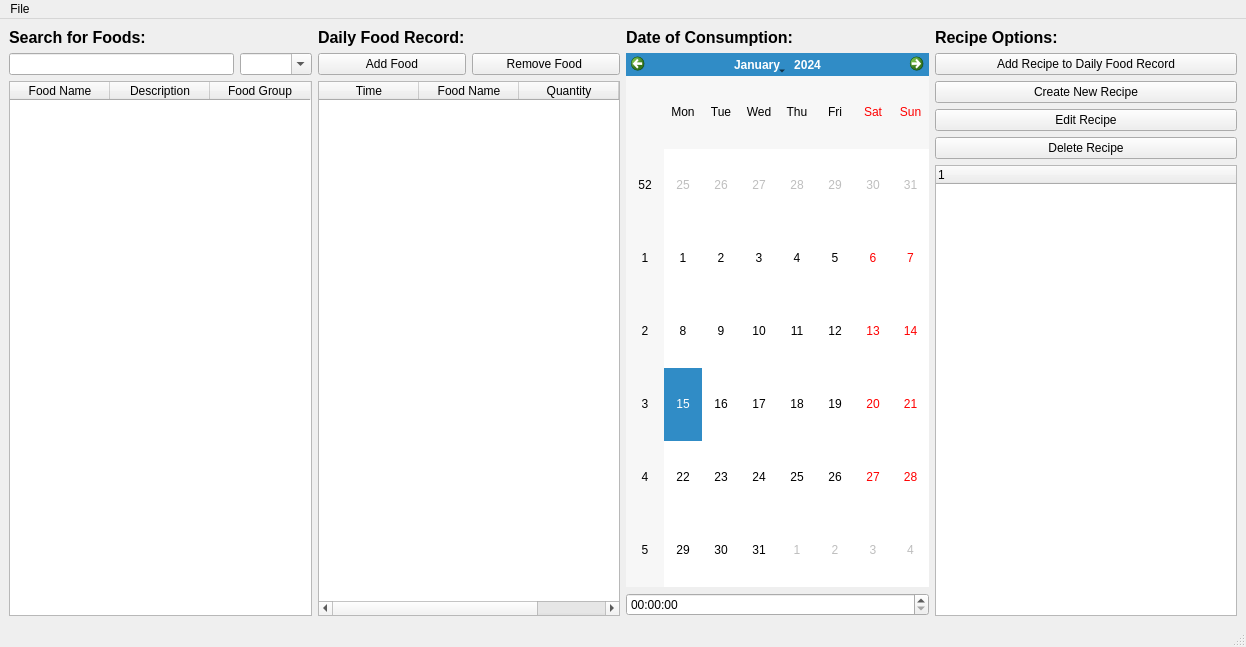
casey-martin/EatersDigest, file qt_des/mainwindow.ui: the form before one commit.
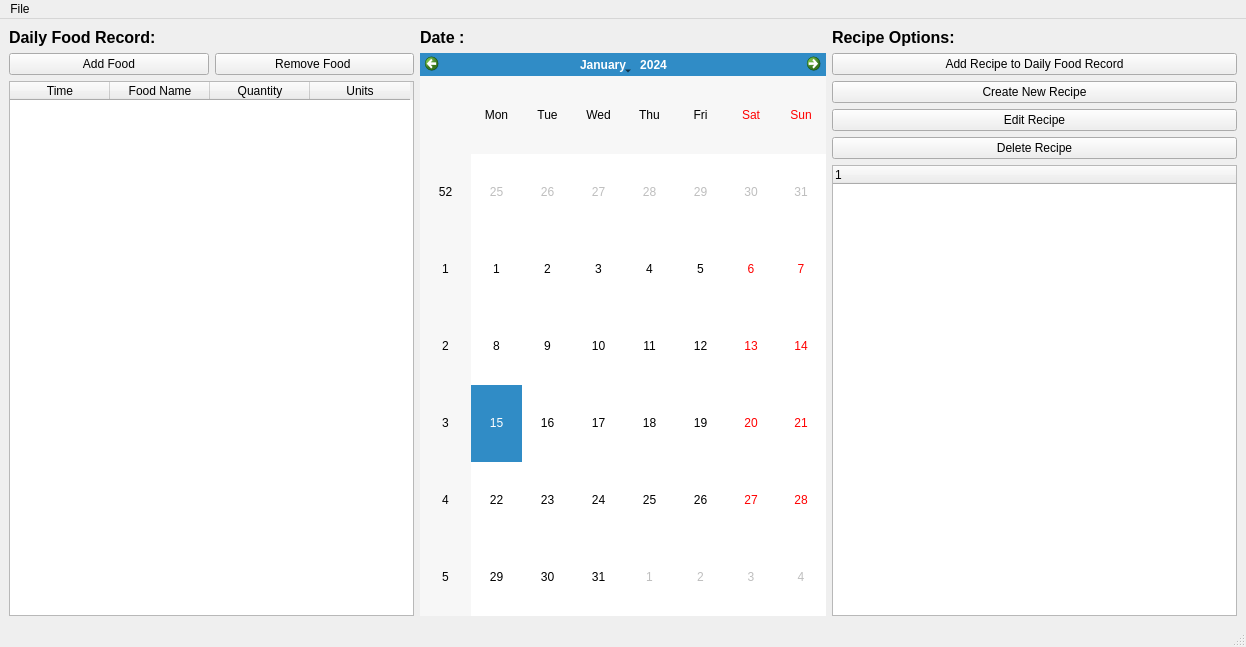
The form after the commit.

Patch:
```diff
--- a/qt_des/mainwindow.ui
+++ b/qt_des/mainwindow.ui
@@ -15,78 +15,6 @@
   </property>
   <widget class="QWidget" name="centralwidget">
    <layout class="QHBoxLayout" name="horizontalLayout">
-    <item>
-     <layout class="QVBoxLayout" name="queryLayout">
-      <item>
-       <widget class="QLabel" name="foodQuerylabel">
-        <property name="font">
-         <font>
-          <pointsize>12</pointsize>
-          <weight>75</weight>
-          <bold>true</bold>
-         </font>
-        </property>
-        <property name="text">
-         <string>Search for Foods:</string>
-        </property>
-       </widget>
-      </item>
-      <item>
-       <layout class="QHBoxLayout" name="queryInputLayout">
-        <item>
-         <widget class="QLineEdit" name="queryLineEdit"/>
-        </item>
-        <item>
-         <widget class="QComboBox" name="foodGroupComboBox">
-          <property name="enabled">
-           <bool>true</bool>
-          </property>
-          <property name="minimumSize">
-           <size>
-            <width>50</width>
-            <height>0</height>
-           </size>
-          </property>
-          <property name="editable">
-           <bool>true</bool>
-          </property>
-         </widget>
-        </item>
-       </layout>
-      </item>
-      <item>
-       <widget class="QTableWidget" name="resultTableWidget">
-        <property name="selectionMode">
-         <enum>QAbstractItemView::SingleSelection</enum>
-        </property>
-        <property name="selectionBehavior">
-         <enum>QAbstractItemView::SelectRows</enum>
-        </property>
-        <property name="verticalScrollMode">
-         <enum>QAbstractItemView::ScrollPerItem</enum>
-        </property>
-        <property name="sortingEnabled">
-         <bool>true</bool>
-        </property>
-        <column>
-         <property name="text">
-          <string>Food Name</string>
-         </property>
-        </column>
-        <column>
-         <property name="text">
-          <string>Description</string>
-         </property>
-        </column>
-        <column>
-         <property name="text">
-          <string>Food Group</string>
-         </property>
-        </column>
-       </widget>
-      </item>
-     </layout>
-    </item>
     <item>
      <layout class="QVBoxLayout" name="foodRecordLayout">
       <item>
@@ -160,16 +88,13 @@
          </font>
         </property>
         <property name="text">
-         <string>Date of Consumption:</string>
+         <string>Date :</string>
         </property>
        </widget>
       </item>
       <item>
        <widget class="QCalendarWidget" name="foodCalendarWidget"/>
       </item>
-      <item>
-       <widget class="QTimeEdit" name="foodTimeEdit"/>
-      </item>
      </layout>
     </item>
     <item>
```
Left out of the diff: 2 changed lines with no effect on the pictures.
